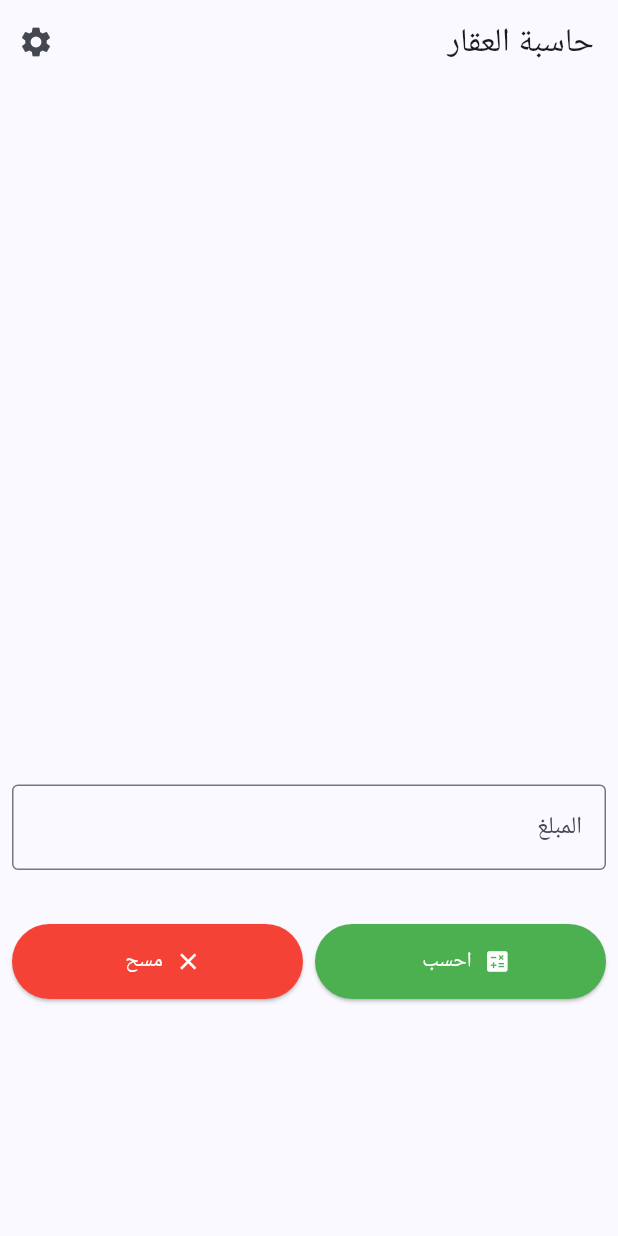
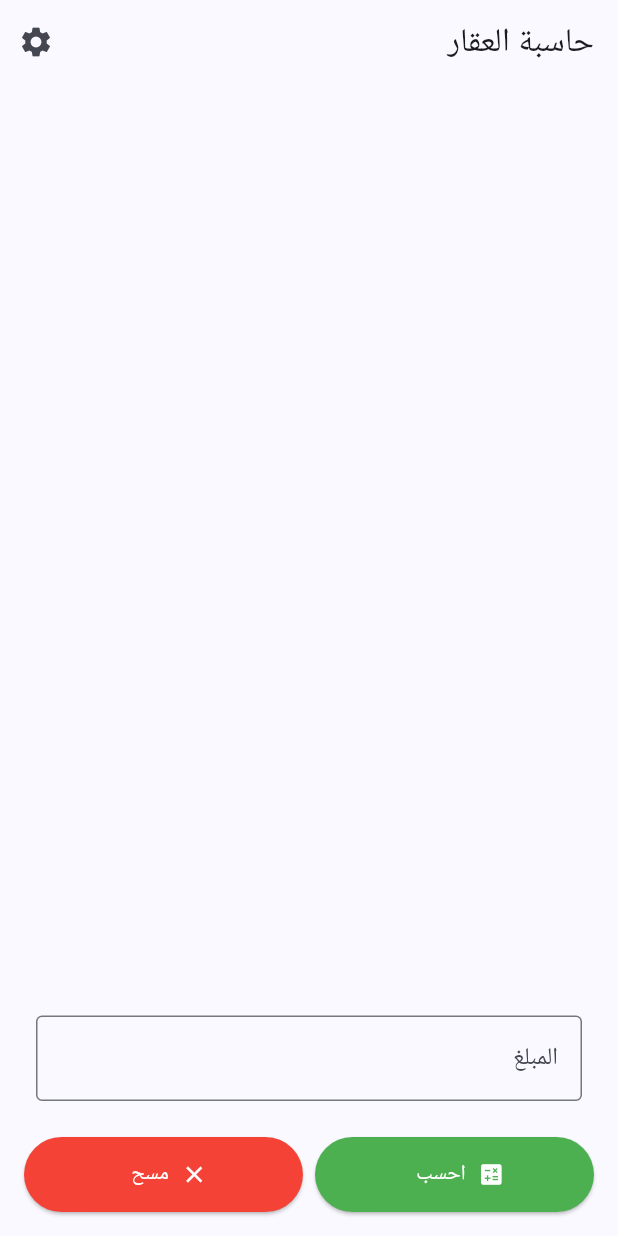
Before and after one commit to alwaleed1989/real_estate_calculator, a Flutter app: the screen it shows after launch, on a phone screen of 412 x 824 dp. Run offline on Flutter 3.47's test engine with Material 3 defaults, Android fonts, the phone set to English and light mode, and no system bars; our stand-ins replace shared_preferences.

```diff
--- a/lib/Screens/calculator/calculator.dart
+++ b/lib/Screens/calculator/calculator.dart
@@ -14,7 +14,6 @@ class calculatorScreen extends StatefulWidget {
 class _calculatorScreenState extends State<calculatorScreen> {
   final TextEditingController _amountController = TextEditingController();
 
-  // 1. أنشئ متغيرات حالة لكل قيمة تريد عرضها
   String _totalResultText = "";
   String _vatText = "";
   String _feeResult = "";
@@ -25,42 +24,33 @@ class _calculatorScreenState extends State<calculatorScreen> {
     super.dispose();
   }
 
-  // 2. قم بإجراء جميع الحسابات هنا
   void _calculate() {
     final amount = double.tryParse(_amountController.text);
 
     if (amount != null) {
-      // افترض أن الكلاس calculator_methods يحتوي على دوال لحساب كل قيمة
       final calc = calculator_methods(amount);
-      final totalResult = calc.calculate_btn(); // لحساب الإجمالي
-      final vatResult = calc.VAT(15);
+      final totalResult = calc.calculate_btn();
+      final vatResult = calc.VAT(5);
       final feeResult = calc.Fees(2.5);
 
-      // أداة تنسيق العملة
       final currencyFormatter = NumberFormat.currency(
         locale: 'ar_SA',
         symbol: 'ر.س',
         decimalDigits: 2,
       );
 
-      // استخدم setState لتحديث جميع متغيرات الحالة مرة واحدة
       setState(() {
         _totalResultText = "الإجمالي: ${currencyFormatter.format(totalResult)}";
-        _vatText = "الضريبة (15%): ${currencyFormatter.format(vatResult)}";
+        _vatText = "الضريبة (5%): ${currencyFormatter.format(vatResult)}";
         _feeResult = "السعي (2.5%): ${currencyFormatter.format(feeResult)}";
-
-
       });
     } else {
-      // في حالة الإدخال الخاطئ، قم بمسح النتائج
       _clear();
-
-      Error_Dialog(context);
-
+      // Assuming Error_Dialog is a function you've defined elsewhere
+      // Error_Dialog(context);
     }
   }
 
-  // دالة لمسح الحقول والنتائج
   void _clear() {
     _amountController.clear();
     setState(() {
@@ -76,19 +66,52 @@ class _calculatorScreenState extends State<calculatorScreen> {
       appBar: AppBar(
         title: const Text('حاسبة العقار'),
         actions: [
-          IconButton(onPressed: () {
-            showModalBottomSheet(context: context , builder: (context) => setting_screen(),);
-
-          }, icon: const Icon(Icons.settings)),
+          IconButton(
+            onPressed: () {
+              showModalBottomSheet(
+                context: context,
+                builder: (context) => const setting_screen(),
+              );
+            },
+            icon: const Icon(Icons.settings),
+          ),
         ],
       ),
-      // تم نقل الأزرار إلى هنا لتكون في مكانها الصحيح
-      bottomNavigationBar: Padding(
-        padding: const EdgeInsets.all(8.0),
-        child: Row(
-        crossAxisAlignment: CrossAxisAlignment.start,
+      // 1. REMOVED the bottomNavigationBar property from here
+
+      body: Padding( // Added padding around the body for better spacing
+        padding: const EdgeInsets.all(16.0),
+        child: Column(
+          crossAxisAlignment: CrossAxisAlignment.stretch,
           children: [
-            SizedBox(height: 200,),
+            // --- Result Texts ---
+            Text(
+              _totalResultText,
+              textAlign: TextAlign.center,
+              style: const TextStyle(fontSize: 24, fontWeight: FontWeight.bold),
+            ),
+            const SizedBox(height: 10),
+            Text(
+              _vatText,
+              textAlign: TextAlign.center,
+              style: const TextStyle(fontSize: 18, color: Colors.black54),
+            ),
+            Text(
+              _feeResult,
+              textAlign: TextAlign.center,
+              style: const TextStyle(fontSize: 18, color: Colors.black54),
+            ),
+
+            // 2. MOVED Spacer here to push everything below it to the bottom
+            const Spacer(),
+
+            // --- Input Field ---
+            Amount_Fields(_amountController),
+            const SizedBox(height: 16), // Spacing between field and buttons
+
+            // 3. MOVED the buttons Row here, to the bottom of the Column
+            Row(
+              children: [
                 Expanded(
                   child: ElevatedButton.icon(
                     onPressed: _calculate,
@@ -116,30 +139,8 @@ class _calculatorScreenState extends State<calculatorScreen> {
                 ),
               ],
             ),
+          ],
         ),
-      body: Column(
-        crossAxisAlignment: CrossAxisAlignment.stretch,
-        children: [
-          Text(
-            _totalResultText,
-            textAlign: TextAlign.center,
-            style: const TextStyle(fontSize: 24, fontWeight: FontWeight.bold),
-          ),
-          const SizedBox(height: 10),
-          Text(
-            _vatText,
-            textAlign: TextAlign.center,
-            style: const TextStyle(fontSize: 18, color: Colors.black54),
-          ),
-          Text(
-            _feeResult,
-            textAlign: TextAlign.center,
-            style: const TextStyle(fontSize: 18, color: Colors.black54),
-          ),
-          const Spacer(),
-          Amount_Fields(_amountController),
-          const SizedBox(height: 20),
-        ],
       ),
     );
   }
--- a/lib/Screens/calculator/calculator_methods.dart
+++ b/lib/Screens/calculator/calculator_methods.dart
@@ -1,5 +1,7 @@
 class calculator_methods {
   late final double amount;
+  late final double VAT_value;
+  late final double Fees_value;
   calculator_methods(this.amount);
 
   double VAT( double VAT) {
@@ -21,7 +23,7 @@ class calculator_methods {
     print("--------start--------");
 
     calculator_methods cal = new calculator_methods(amount);
-    double vat = cal.VAT( 15);
+    double vat = cal.VAT( 5);
     double fee =cal.Fees(2.5);
     print("----------------");
     print(amount+vat+fee);
```
Also changed, not shown: 2 other files. Lines whose indentation alone changed are shown as unchanged.
